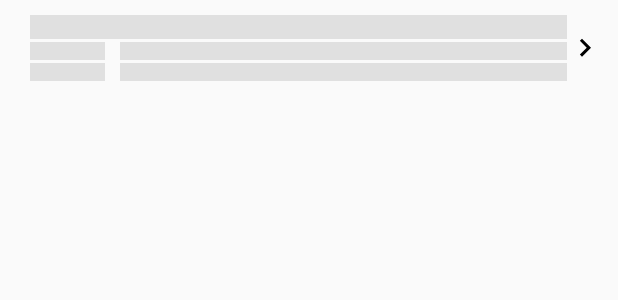
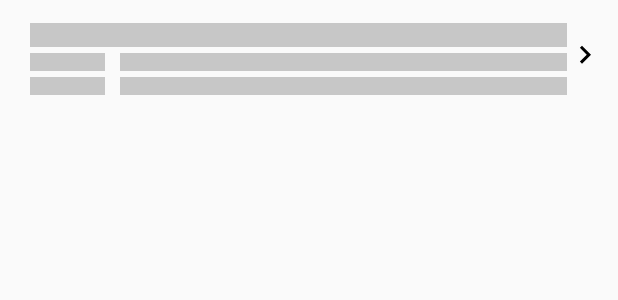
Before and after one commit to joshluq/android-exceltrack, an Android app: the layout item_trip_list_demo.xml on its own in the app's theme, with its tools: preview values and no code run, on a phone screen of 412 x 824 dp. Shown: the top 300 px of the screen. Run offline under Robolectric (Android 15) with nearby library versions, the phone set to English and light mode, and no system bars.

```diff
--- a/app/src/main/res/layout/item_trip_list.xml
+++ b/app/src/main/res/layout/item_trip_list.xml
@@ -67,9 +67,7 @@
         android:id="@+id/iv_arrow"
         android:layout_width="wrap_content"
         android:layout_height="0dp"
-        android:layout_marginBottom="@dimen/default_dp_10_1"
         android:layout_marginEnd="@dimen/default_dp_10_1"
-        android:layout_marginTop="@dimen/default_dp_10_1"
         android:src="@drawable/ic_arrow_right"
         app:layout_constraintBottom_toBottomOf="parent"
         app:layout_constraintEnd_toEndOf="parent"
--- a/app/src/main/res/layout/item_trip_list_demo.xml
+++ b/app/src/main/res/layout/item_trip_list_demo.xml
@@ -10,8 +10,8 @@
         android:layout_width="0dp"
         android:layout_height="@dimen/default_sp_4_4"
         android:layout_marginStart="@dimen/default_dp_10_2"
-        android:layout_marginTop="@dimen/default_dp_10_1"
-        android:alpha="0.1"
+        android:layout_marginTop="@dimen/default_dp_5_3"
+        android:alpha="0.2"
         android:background="@android:color/background_dark"
         app:layout_constraintEnd_toStartOf="@+id/iv_arrow"
         app:layout_constraintStart_toStartOf="parent"
@@ -21,9 +21,9 @@
         android:id="@+id/tv_start_label"
         android:layout_width="@dimen/default_dp_10_5"
         android:layout_height="@dimen/default_sp_4_3"
-        android:layout_marginBottom="@dimen/default_dp_1_2"
-        android:layout_marginTop="@dimen/default_dp_1_2"
-        android:alpha="0.1"
+        android:layout_marginBottom="@dimen/default_dp_1_4"
+        android:layout_marginTop="@dimen/default_dp_1_4"
+        android:alpha="0.2"
         android:background="@android:color/background_dark"
         app:layout_constraintStart_toStartOf="@+id/customer_name"
         app:layout_constraintTop_toBottomOf="@+id/customer_name" />
@@ -32,9 +32,9 @@
         android:id="@+id/tv_finish_label"
         android:layout_width="@dimen/default_dp_10_5"
         android:layout_height="@dimen/default_sp_4_3"
-        android:layout_marginBottom="@dimen/default_dp_10_1"
-        android:layout_marginTop="@dimen/default_dp_1_2"
-        android:alpha="0.1"
+        android:layout_marginBottom="10dp"
+        android:layout_marginTop="@dimen/default_dp_1_4"
+        android:alpha="0.2"
         android:background="@android:color/background_dark"
         app:layout_constraintBottom_toBottomOf="parent"
         app:layout_constraintStart_toStartOf="@+id/customer_name"
@@ -45,7 +45,7 @@
         android:layout_width="0dp"
         android:layout_height="@dimen/default_sp_4_3"
         android:layout_marginStart="@dimen/default_dp_10_1"
-        android:alpha="0.1"
+        android:alpha="0.2"
         android:background="@android:color/background_dark"
         app:layout_constraintEnd_toStartOf="@+id/iv_arrow"
         app:layout_constraintStart_toEndOf="@+id/tv_start_label"
@@ -56,7 +56,7 @@
         android:layout_width="0dp"
         android:layout_height="@dimen/default_sp_4_3"
         android:layout_marginStart="@dimen/default_dp_10_1"
-        android:alpha="0.1"
+        android:alpha="0.2"
         android:background="@android:color/background_dark"
         app:layout_constraintBottom_toBottomOf="@+id/tv_finish_label"
         app:layout_constraintEnd_toStartOf="@+id/iv_arrow"
@@ -67,9 +67,7 @@
         android:id="@+id/iv_arrow"
         android:layout_width="wrap_content"
         android:layout_height="0dp"
-        android:layout_marginBottom="@dimen/default_dp_10_1"
         android:layout_marginEnd="@dimen/default_dp_10_1"
-        android:layout_marginTop="@dimen/default_dp_10_1"
         android:src="@drawable/ic_arrow_right"
         app:layout_constraintBottom_toBottomOf="parent"
         app:layout_constraintEnd_toEndOf="parent"
--- a/app/src/main/res/values/dimens.xml
+++ b/app/src/main/res/values/dimens.xml
@@ -10,6 +10,7 @@
     <dimen name="default_dp_10_4">40dp</dimen>
     <dimen name="default_dp_10_5">50dp</dimen>
 
+    <dimen name="default_dp_5_3">15dp</dimen>
     <dimen name="default_dp_5_5">25dp</dimen>
 
 
```
